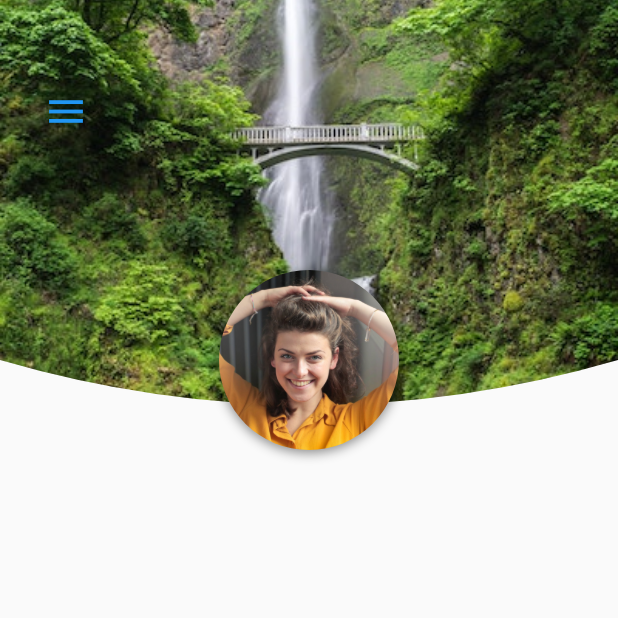
After one commit to fabuloussTeam/Social-Media-UI, a Flutter app: the ProfileScreen screen opened directly, on a phone screen of 412 x 824 dp, the top half of it. The commit adds this screen. Run offline on Flutter 3.47's test engine with Material 2 defaults, Android fonts, the phone set to English and light mode, and no system bars.

Commit message:
Mise en place de la page de profile: Profile Screen Custom clipper

```diff
--- /dev/null
+++ b/lib/screens/profile_screen.dart
@@ -0,0 +1,83 @@
+import 'package:flutter/material.dart';
+import 'package:flutter_social_ui/models/user_model.dart';
+import 'package:flutter_social_ui/widgets/custom_drawer.dart';
+import 'package:flutter_social_ui/widgets/profile_clipper.dart';
+
+class ProfileScreen extends StatefulWidget {
+
+  final User user;
+
+  ProfileScreen({this.user});
+
+  @override
+  _ProfileScreenState createState() => _ProfileScreenState();
+}
+
+class _ProfileScreenState extends State<ProfileScreen> {
+
+  final GlobalKey<ScaffoldState> _scaffoldKey = GlobalKey<ScaffoldState>();
+
+
+  @override
+  Widget build(BuildContext context) {
+    // TODO: implement build
+    return Scaffold(
+      key: _scaffoldKey,
+      drawer: CustomDrawer(),
+      body: SingleChildScrollView(
+        child: Column(
+          children: <Widget>[
+            Stack(
+              alignment: Alignment.center,
+              children: <Widget>[
+                ClipPath(
+                  clipper: ProfileClipper(),
+                  child: Image(
+                    height: 300.0,
+                    width: double.infinity,
+                    image:AssetImage(widget.user.backgroundImageUrl),
+                    fit: BoxFit.cover,
+                  ),
+                ),
+
+                Positioned(
+                    top: 50.0,
+                    left: 20.0,
+                    child: IconButton(
+                        icon: Icon(Icons.menu),
+                        iconSize: 30.0,
+                        color: Theme.of(context).primaryColor,
+                        onPressed: () => _scaffoldKey.currentState.openDrawer(),
+                    )
+                ),
+                Positioned(
+                    bottom: 0.0,
+                    child: Container(
+                      decoration: BoxDecoration(
+                        shape: BoxShape.circle,
+                        boxShadow: [
+                          BoxShadow(
+                            color: Colors.black45,
+                            offset: Offset(0, 2),
+                            blurRadius: 6.0
+                          )
+                        ],
+                      ),
+                      child: ClipOval(
+                        child: Image(
+                            height: 120.0,
+                            width: 120.0,
+                            image: AssetImage(widget.user.profileImageUrl),
+                            fit: BoxFit.cover,
+                        ),
+                      ),
+                    ),
+                )
+              ],
+            )
+          ],
+        ),
+      ),
+    );
+  }
+}
--- a/lib/widgets/custom_drawer.dart
+++ b/lib/widgets/custom_drawer.dart
@@ -2,6 +2,7 @@ import 'package:flutter/material.dart';
 import 'package:flutter_social_ui/data/data.dart';
 import 'package:flutter_social_ui/screens/home_screen.dart';
 import 'package:flutter_social_ui/screens/login_screen.dart';
+import 'package:flutter_social_ui/screens/profile_screen.dart';
 
 class CustomDrawer extends StatelessWidget {
 
@@ -81,7 +82,10 @@ class CustomDrawer extends StatelessWidget {
           ),
           _buildDrawerOption(Icon(Icons.chat), "Chat", (){}),
           _buildDrawerOption(Icon(Icons.location_on), "Map", (){}),
-          _buildDrawerOption(Icon(Icons.account_circle), "Your Profile", (){}),
+          _buildDrawerOption(Icon(Icons.account_circle), "Your Profile",
+                  ()=>Navigator.pushReplacement(context,
+                  MaterialPageRoute(builder: (_) => ProfileScreen(user: currentUser)))
+          ),
           _buildDrawerOption(Icon(Icons.settings), "Setting", (){}),
           Expanded(
               child: Align(
--- /dev/null
+++ b/lib/widgets/profile_clipper.dart
@@ -0,0 +1,27 @@
+import 'package:flutter/material.dart';
+
+class ProfileClipper extends CustomClipper<Path> {
+  @override
+  Path getClip(Size size) {
+    Path path = Path();
+    path.lineTo(0, 4 * size.height / 5);
+    Offset curvePoint = Offset(size.width / 2, size.height);
+    Offset endPoint = Offset(size.width, 4 * size.height / 5);
+    path.quadraticBezierTo(
+        curvePoint.dx,
+        curvePoint.dy,
+        endPoint.dx,
+        endPoint.dy
+    );
+    path.lineTo(size.width, 0);
+    path.close();
+    return path;
+  }
+
+  @override
+  bool shouldReclip(CustomClipper<Path> oldClipper) {
+    // TODO: implement shouldReclip
+    return false;
+  }
+
+}
```
